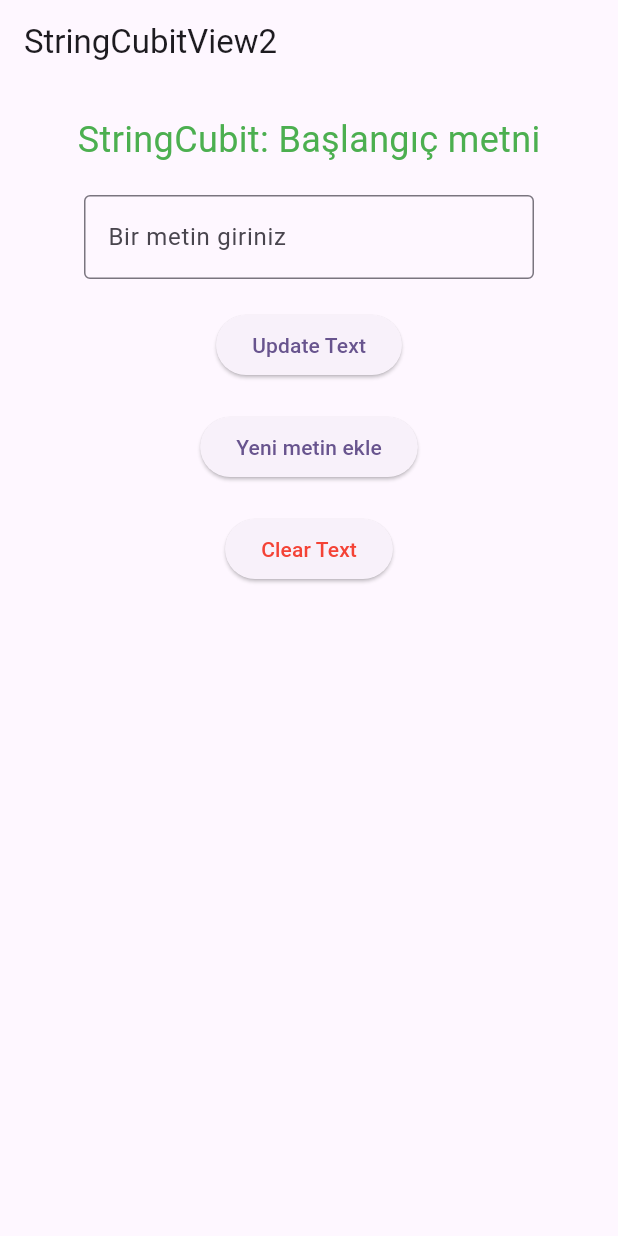
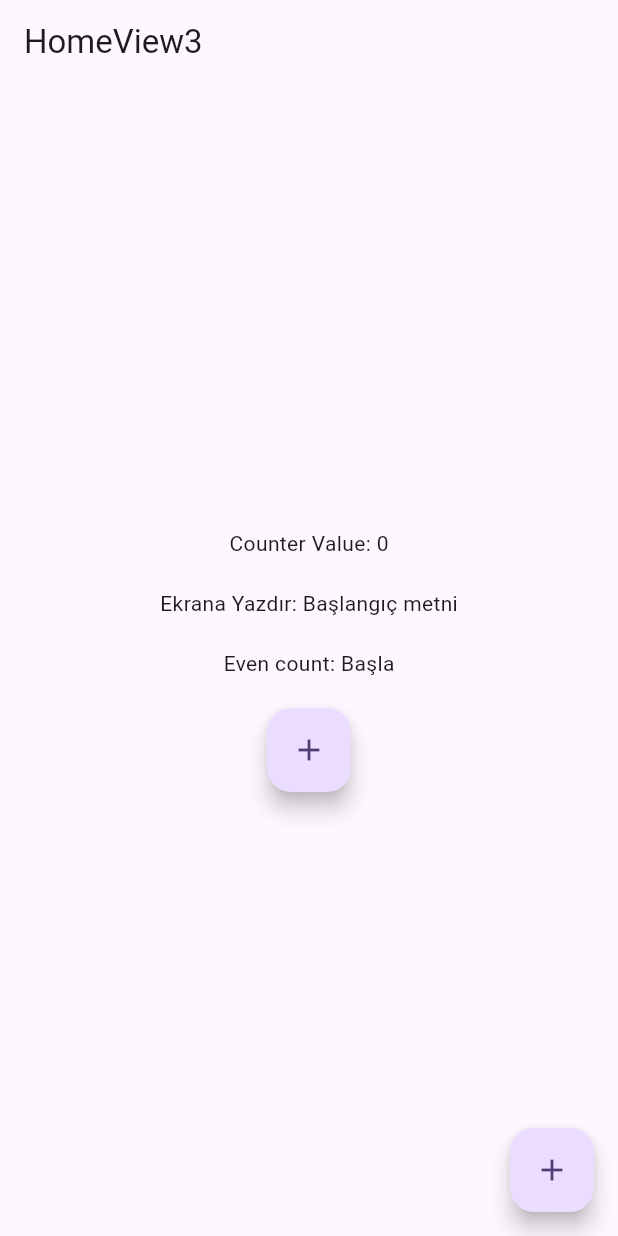
Before and after one commit to GanTeFlutter/bloc-learn, a Flutter app: the screen it shows after launch, on a phone screen of 412 x 824 dp. Run offline on Flutter 3.47's test engine with Material 3 defaults, Android fonts, the light colour scheme and no system bars; our stand-ins replace flutter_bloc.

Commit message:
bloc-builder-type-learn

```diff
--- /dev/null
+++ b/lib/future/bloc_builder_type/bloc/spesifik_bloc_enjecte.dart
@@ -0,0 +1,34 @@
+import 'package:flutter/material.dart';
+import 'package:flutter_bloc/flutter_bloc.dart';
+
+class EkranaYazdir extends Cubit<String> {
+  EkranaYazdir() : super('Başlangıç metni');
+
+  void emitText() {
+    emit(state);
+  }
+
+  void updateText(String newText) {
+    emit(newText);
+  }
+}
+
+class UcuncuOrnekCubit extends Cubit<String> {
+  UcuncuOrnekCubit() : super('Başla');
+
+  void emitText() {
+    emit(state);
+  }
+
+  void updateText(String newText) {
+    emit(newText);
+  }
+
+  void appendText(String textToAppend) {
+    emit(state + textToAppend);
+    //burda state uzunluğunu kontrol ediyoruz.
+    //view da when parametresine 10 dan büyük olunca yeniden çizdir diyoruz.
+    //debugdan artisi izliyoruz
+    debugPrint('state: ${state.length}');
+  }
+}
--- /dev/null
+++ b/lib/future/bloc_builder_type/view/home_view3.dart
@@ -0,0 +1,113 @@
+import 'package:flutter/material.dart';
+import 'package:flutter_bloc/flutter_bloc.dart';
+import 'package:flutter_bloc_learn/future/bloc_builder_type/bloc/spesifik_bloc_enjecte.dart';
+import 'package:flutter_bloc_learn/future/cubit/bloc_learn_cubit1/cubit/home_view_cubit.dart';
+
+class HomeView3 extends StatefulWidget {
+  const HomeView3({super.key});
+
+  @override
+  State<HomeView3> createState() => _HomeView3State();
+}
+
+class _HomeView3State extends State<HomeView3> {
+  @override
+  Widget build(BuildContext context) {
+    return Scaffold(
+      appBar: AppBar(
+        title: const Text('HomeView3'),
+      ),
+      floatingActionButton: FloatingActionButton(
+        onPressed: () {},
+        child: const Icon(Icons.add),
+      ),
+      body: Center(
+        child: Column(
+          mainAxisAlignment: MainAxisAlignment.center,
+          children: [
+            ///-1
+            // BlocBuilder ile CounterCubit cubitini dinliyoruz.
+            // alta nsadece bir blocBuilder var stati dinleyip icindeki texti yeniden cizdiriyor.
+            BlocBuilder<CounterCubit, int>(builder: (context, state) {
+              return Text('Counter Value: $state');
+            }),
+
+            customSizedBox(),
+
+            ///-2
+            //Burada ise BlocBuilder bloc parametresine EkranaYazdir cubitini veriyoruz.
+            //EkranaYazdir Main.dart dosyasında MultiBlocProvider ile uygulamaya eklenmedi fakat
+            //bloc parametresine verdiğimiz için bu cubiti dinleyebiliyoruz.
+            //Yani sadece buradaki text widgetine enjekte edilmiş oluyor.
+            BlocBuilder<EkranaYazdir, String>(
+                //enjekte edilen cubit
+                bloc: EkranaYazdir(),
+                builder: (context, state) {
+                  return Text('Ekrana Yazdır: $state');
+                }),
+            customSizedBox(),
+
+            ///-3
+            //Burada ise buildWhen parametresi ile state değişikliğini kontrol ediyoruz.
+            //state uzunluğu 10 dan büyük olduğunda builder fonksiyonu çağrılır ve widget yeniden inşa edilir.
+
+            BlocBuilder<UcuncuOrnekCubit, String>(
+              buildWhen: (previous, current) {
+                //state uzunluğu 10 dan büyük olduğunda yeniden çizdir.
+                return current.length > 10;
+              },
+              builder: (context, count) {
+                return Text('Even count: $count');
+              },
+            ),
+
+            customSizedBox(),
+            Row(
+              mainAxisAlignment: MainAxisAlignment.spaceEvenly,
+              children: [
+                FloatingActionButton(
+                    onPressed: () => context.read<UcuncuOrnekCubit>().appendText('a'),
+                    child: const Icon(Icons.add)),
+              ],
+            )
+          ],
+        ),
+      ),
+    );
+  }
+
+  SizedBox customSizedBox() {
+    return const SizedBox(
+      height: 20,
+    );
+  }
+}
+
+
+/*
+previous  = öncesi
+current   = mevcut,akım
+*/
+
+/*
+
+
+BlocBuilder'ın Temel Parametreleri
+
+bloc (isteğe bağlı):
+Hangi Bloc'un durumlarını dinleyeceğini belirtir.
+Belirtilmezse, BlocProvider aracılığıyla mevcut olan Bloc'u otomatik olarak bağlar.
+
+
+builder (zorunlu):
+Bloc'un durumuna (state) göre bir widget döndüren fonksiyondur.
+Pure (saf) bir fonksiyon olmalıdır, yani sadece duruma göre widget üretmelidir.
+
+
+buildWhen (isteğe bağlı):
+Önceki durum ve mevcut durumu karşılaştırır.
+true dönerse, widget yeniden inşa edilir. false dönerse yeniden inşa edilmez.
+Performans optimizasyonu sağlar.
+
+
+ */
--- a/lib/future/bloc_learn_cubit1/view/home_view.dart
+++ b/lib/future/cubit/bloc_learn_cubit1/view/home_view.dart
@@ -1,6 +1,6 @@
 import 'package:flutter/material.dart';
 import 'package:flutter_bloc/flutter_bloc.dart';
-import 'package:flutter_bloc_learn/future/bloc_learn_cubit1/cubit/home_view_cubit.dart';
+import 'package:flutter_bloc_learn/future/cubit/bloc_learn_cubit1/cubit/home_view_cubit.dart';
 
 class HomeView extends StatefulWidget {
   const HomeView({super.key});
--- a/lib/future/bloc_learn_cubit1/view/string_cubit_view.dart
+++ b/lib/future/cubit/bloc_learn_cubit1/view/string_cubit_view.dart
@@ -1,6 +1,6 @@
 import 'package:flutter/material.dart';
 import 'package:flutter_bloc/flutter_bloc.dart';
-import 'package:flutter_bloc_learn/future/bloc_learn_cubit1/cubit/home_view_cubit.dart';
+import 'package:flutter_bloc_learn/future/cubit/bloc_learn_cubit1/cubit/home_view_cubit.dart';
 
 class StringCubitView extends StatefulWidget {
   const StringCubitView({super.key});
--- a/lib/future/bloc_learn_cubit1/view/string_cubit_view2.dart
+++ b/lib/future/cubit/bloc_learn_cubit1/view/string_cubit_view2.dart
@@ -1,6 +1,6 @@
 import 'package:flutter/material.dart';
 import 'package:flutter_bloc/flutter_bloc.dart';
-import 'package:flutter_bloc_learn/future/bloc_learn_cubit1/cubit/home_view_cubit.dart';
+import 'package:flutter_bloc_learn/future/cubit/bloc_learn_cubit1/cubit/home_view_cubit.dart';
 
 class StringCubitView2 extends StatefulWidget {
   const StringCubitView2({super.key});
--- a/lib/main.dart
+++ b/lib/main.dart
@@ -1,9 +1,8 @@
 import 'package:flutter/material.dart';
 import 'package:flutter_bloc/flutter_bloc.dart';
-import 'package:flutter_bloc_learn/future/bloc_learn_cubit1/cubit/home_view_cubit.dart';
-import 'package:flutter_bloc_learn/future/bloc_learn_cubit1/view/home_view.dart';
-import 'package:flutter_bloc_learn/future/bloc_learn_cubit1/view/string_cubit_view.dart';
-import 'package:flutter_bloc_learn/future/bloc_learn_cubit1/view/string_cubit_view2.dart';
+import 'package:flutter_bloc_learn/future/bloc_builder_type/bloc/spesifik_bloc_enjecte.dart';
+import 'package:flutter_bloc_learn/future/bloc_builder_type/view/home_view3.dart';
+import 'package:flutter_bloc_learn/future/cubit/bloc_learn_cubit1/cubit/home_view_cubit.dart';
 
 void main() {
   runApp(const MyApp());
@@ -24,10 +23,13 @@ class MyApp extends StatelessWidget {
       //Açıklama alt kısmda verilmiştir.
       home: MultiBlocProvider(
         providers: [
+          //cubit
           BlocProvider(create: (context) => CounterCubit()),
           BlocProvider(create: (context) => StringCubit()),
+          //bloc type
+          BlocProvider(create: (context) => UcuncuOrnekCubit()),
         ],
-        child: const StringCubitView2(),
+        child: const HomeView3(),
       ),
     );
   }
```
Also changed, not shown: lib/future/bloc_builder_type/bloc/bloc_builde_type.dart (added), lib/future/cubit/bloc_learn_cubit1/cubit/home_view_cubit.dart (renamed from lib/future/bloc_learn_cubit1/cubit/home_view_cubit.dart).
